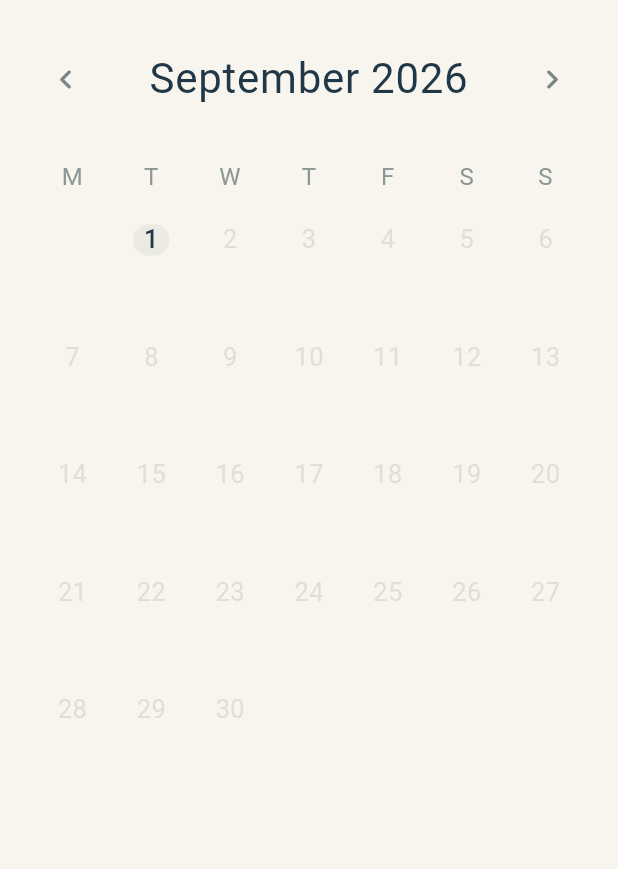
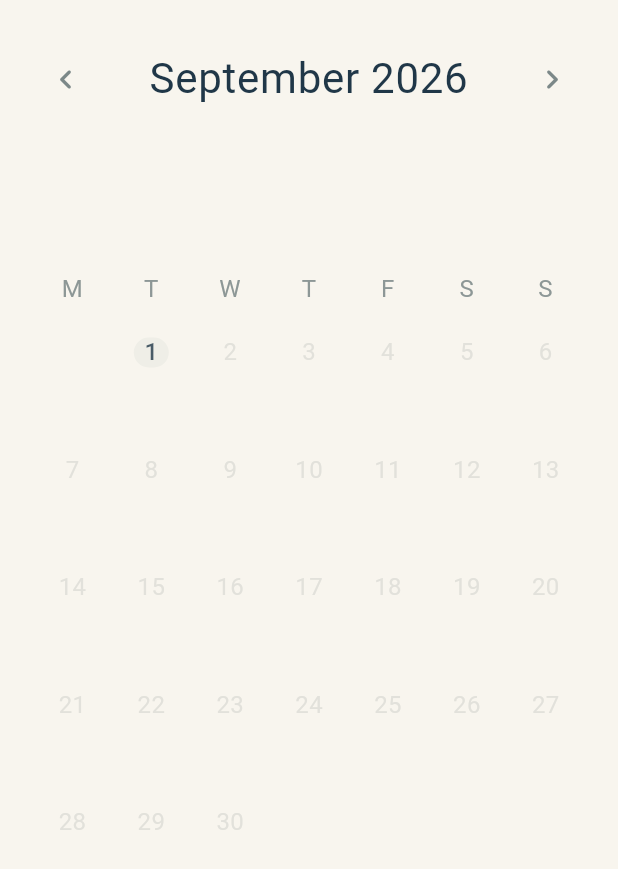
Before and after one commit to minseo-1129/ood-calendar, a Flutter app: the screen it shows after launch, on a phone screen of 412 x 824 dp. Shown: the top 869 px of the screen. Run offline on Flutter 3.47's test engine with Material 3 defaults, Android fonts, the phone set to English and light mode, and no system bars; our stand-ins replace google_fonts, shared_preferences; Roboto replaces fonts that are missing (Gaegu).

Commit message:
Polish card feedback and rebalance calendar hierarchy

```diff
--- a/lib/screens/calendar_screen.dart
+++ b/lib/screens/calendar_screen.dart
@@ -105,23 +105,24 @@ class _CalendarScreenState extends State<CalendarScreen> {
                   onBack: () => _changeMonth(-1),
                   onForward: () => _changeMonth(1),
                 ),
-                const SizedBox(height: 34),
-                const _WeekdayRow(),
-                const SizedBox(height: 20),
                 Expanded(
-                  child: Align(
-                    alignment: Alignment.topCenter,
                   child: LayoutBuilder(
                     builder: (context, constraints) {
                       final gridHeight = math.min(
                         470.0,
-                          constraints.maxHeight,
+                        math.max(320.0, constraints.maxHeight - 52),
                       );
 
-                        return AnimatedOpacity(
+                      return Center(
+                        child: AnimatedOpacity(
                           opacity: _loading ? 0.55 : 1,
                           duration: const Duration(milliseconds: 160),
-                          child: SizedBox(
+                          child: Column(
+                            mainAxisSize: MainAxisSize.min,
+                            children: [
+                              const _WeekdayRow(),
+                              const SizedBox(height: 20),
+                              SizedBox(
                                 height: gridHeight,
                                 child: _MonthGrid(
                                   month: _visibleMonth,
@@ -130,9 +131,11 @@ class _CalendarScreenState extends State<CalendarScreen> {
                                   onTapDate: _openDate,
                                 ),
                               ),
+                            ],
+                          ),
+                        ),
                       );
                     },
-                    ),
                   ),
                 ),
               ],
@@ -251,11 +254,14 @@ class _DayCell extends StatelessWidget {
 
   @override
   Widget build(BuildContext context) {
+    final hasEntry = entry != null;
     final dateColor = isFuture
-        ? kSoftInk.withAlpha(100)
+        ? kSoftInk.withAlpha(90)
         : isToday
-            ? kInk
-            : kInk.withAlpha(205);
+            ? kInk.withAlpha(205)
+            : hasEntry
+                ? kSoftInk.withAlpha(185)
+                : kMutedInk.withAlpha(190);
 
     return GestureDetector(
       onTap: isFuture ? null : onTap,
@@ -275,14 +281,14 @@ class _DayCell extends StatelessWidget {
                   ),
                   decoration: BoxDecoration(
                     color: isToday
-                        ? kAccent.withAlpha(28)
+                        ? kAccent.withAlpha(20)
                         : Colors.transparent,
                     borderRadius: BorderRadius.circular(10),
                   ),
                   child: Text(
                     date.day.toString(),
                     style: GoogleFonts.gaegu(
-                      fontSize: 17,
+                      fontSize: hasEntry ? 15 : 16,
                       height: 1,
                       fontWeight:
                           isToday ? FontWeight.w500 : FontWeight.w400,
--- a/lib/widgets/daily_layout.dart
+++ b/lib/widgets/daily_layout.dart
@@ -15,7 +15,7 @@ class DailyLayoutMetrics {
   static const double promptToPaper = 26;
   static const double paperMaxWidth = 288;
   static const double paperToNote = 26;
-  static const double noteSlotHeight = 116;
+  static const double noteSlotHeight = 104;
   static const double noteToActions = 8;
   static const double actionHeight = 44;
 
```
Also changed, not shown: lib/screens/card_browse_screen.dart (+7 -9 lines), lib/widgets/daily_sheet.dart (+3 -181 lines), 1 other file. Lines whose indentation alone changed are shown as unchanged.
